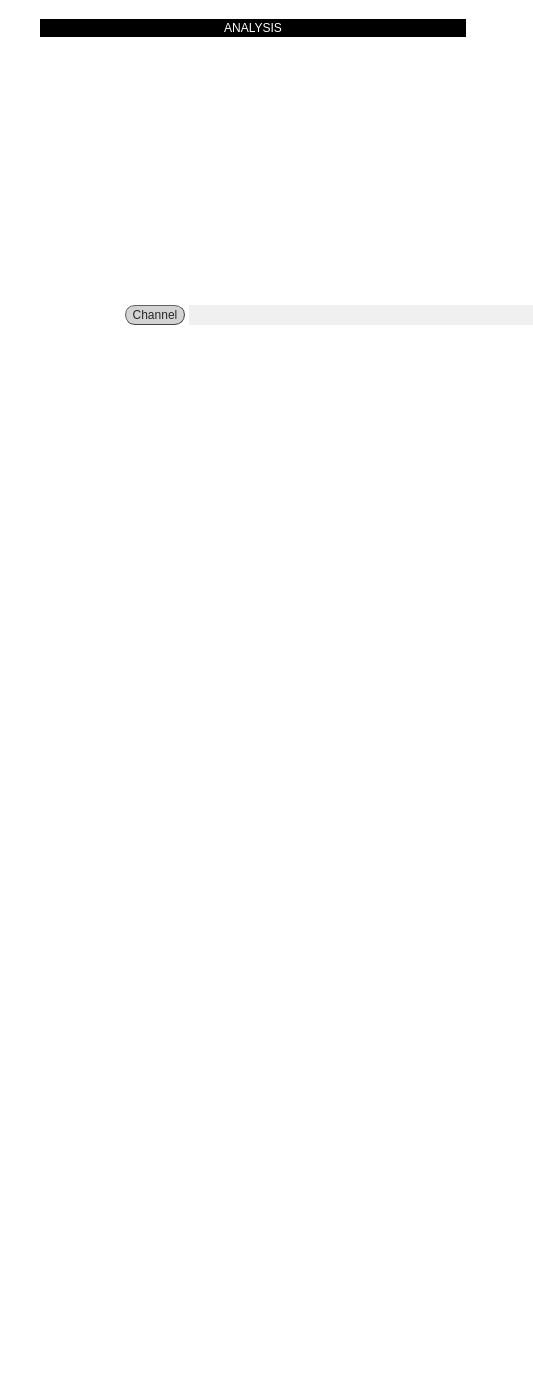
Old version of the form src/gui/ui/iterpreter and others.ui in the repository jsanchez679/morphoHeart_rev.
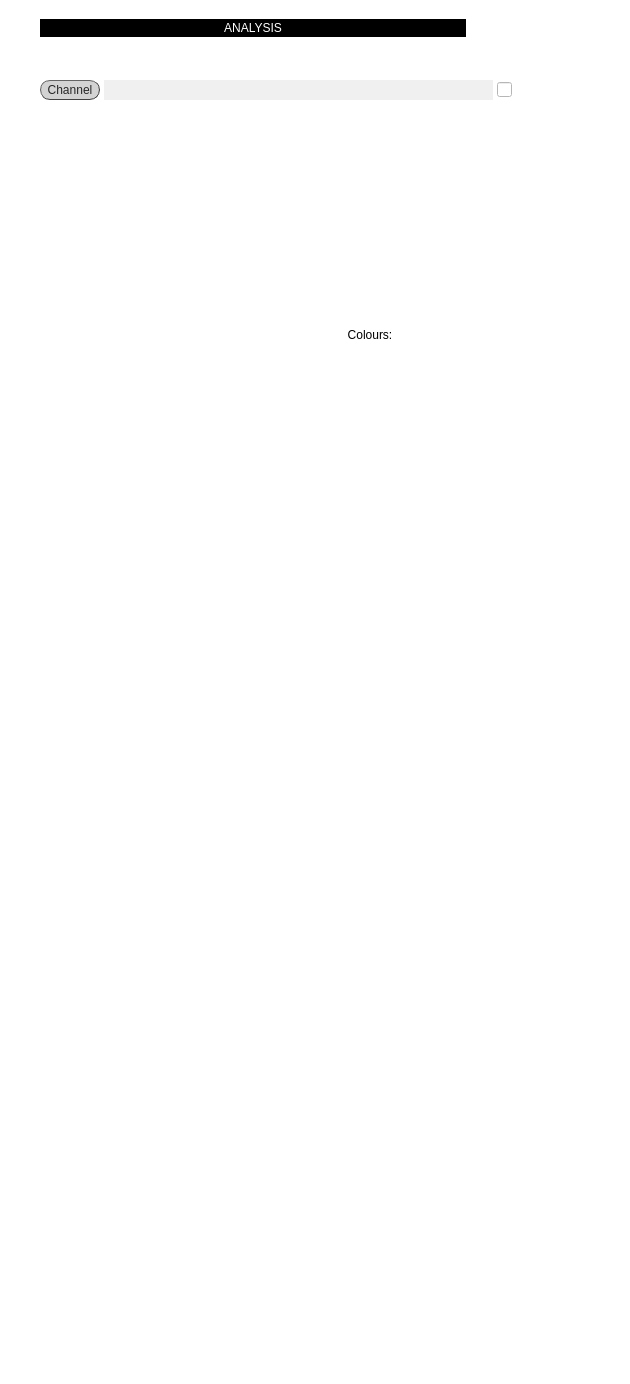
New version of the form.

Commit message: Coded mC zones... see notes in fcM to complete

Patch:
```diff
--- a/src/gui/ui/iterpreter and others.ui
+++ b/src/gui/ui/iterpreter and others.ui
@@ -6,7 +6,7 @@
    <rect>
     <x>0</x>
     <y>0</y>
-    <width>533</width>
+    <width>630</width>
     <height>1384</height>
    </rect>
   </property>
@@ -2656,8 +2656,8 @@
   <widget class="QWidget" name="layoutWidget_2">
    <property name="geometry">
     <rect>
-     <x>125</x>
-     <y>290</y>
+     <x>40</x>
+     <y>65</y>
      <width>472</width>
      <height>50</height>
     </rect>
@@ -2803,6 +2803,54 @@
     </item>
    </layout>
   </widget>
+  <widget class="QLabel" name="label_colors_zone1">
+   <property name="geometry">
+    <rect>
+     <x>255</x>
+     <y>325</y>
+     <width>230</width>
+     <height>20</height>
+    </rect>
+   </property>
+   <property name="sizePolicy">
+    <sizepolicy hsizetype="Fixed" vsizetype="Preferred">
+     <horstretch>0</horstretch>
+     <verstretch>0</verstretch>
+    </sizepolicy>
+   </property>
+   <property name="minimumSize">
+    <size>
+     <width>230</width>
+     <height>20</height>
+    </size>
+   </property>
+   <property name="maximumSize">
+    <size>
+     <width>230</width>
+     <height>20</height>
+    </size>
+   </property>
+   <property name="styleSheet">
+    <string notr="true">font: 25 10pt &quot;Calibri Light&quot;;</string>
+   </property>
+   <property name="text">
+    <string>Colours:</string>
+   </property>
+   <property name="alignment">
+    <set>Qt::AlignCenter</set>
+   </property>
+  </widget>
+  <widget class="QWidget" name="horizontalLayoutWidget">
+   <property name="geometry">
+    <rect>
+     <x>120</x>
+     <y>410</y>
+     <width>160</width>
+     <height>80</height>
+    </rect>
+   </property>
+   <layout class="QHBoxLayout" name="horizontalLayout"/>
+  </widget>
  </widget>
  <resources/>
  <connections/>
```
The commit also changes 6 other files.
